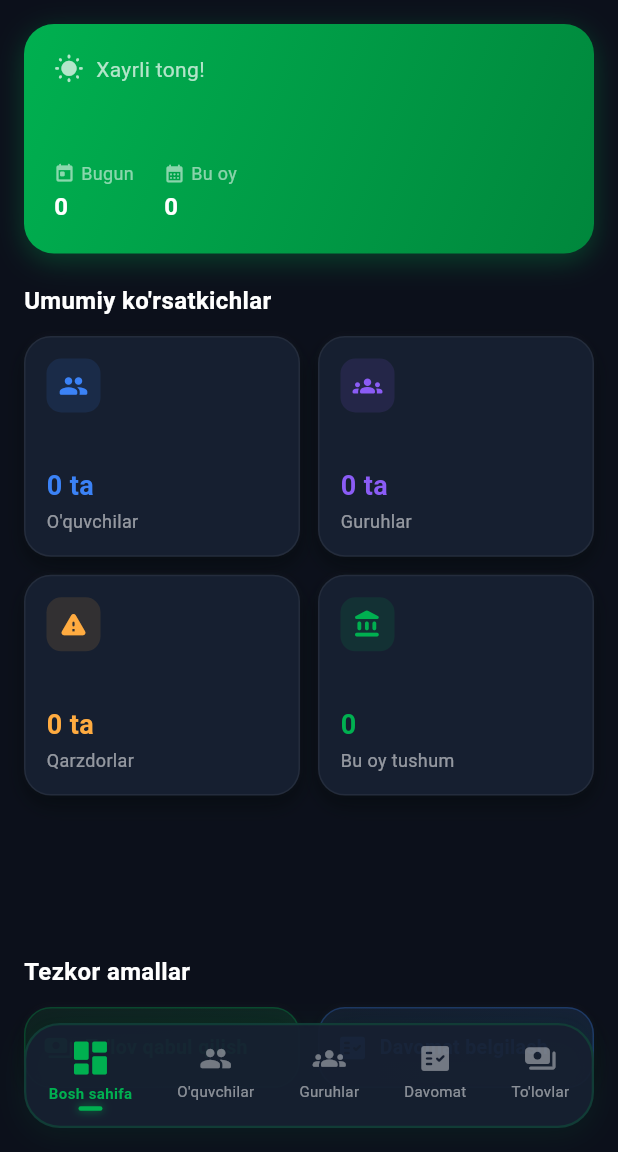
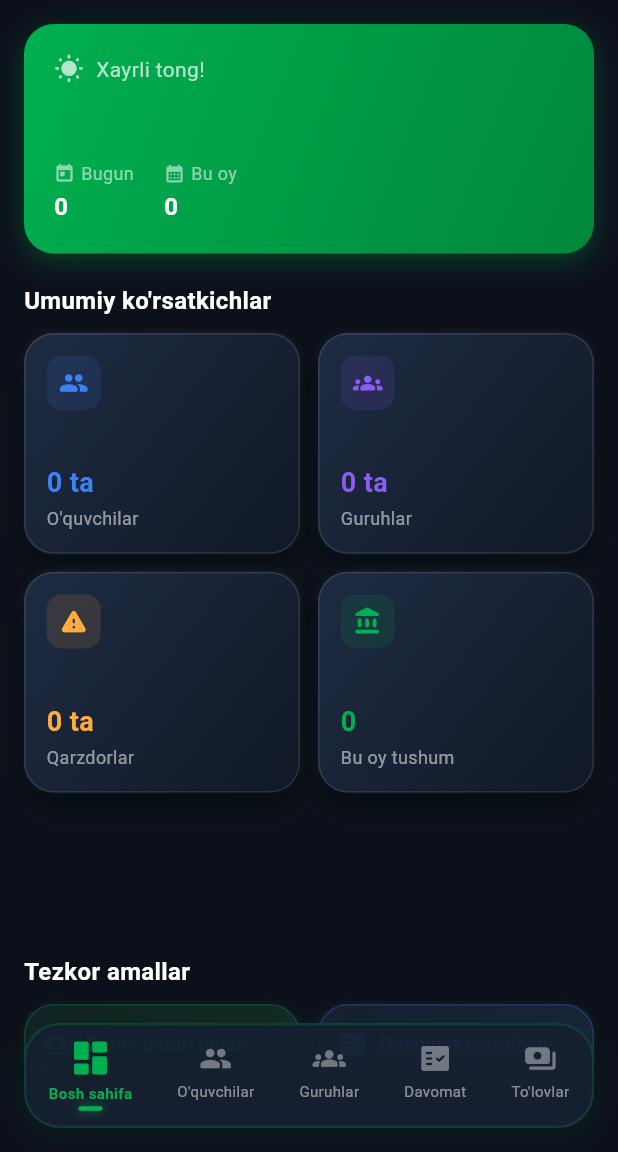
Before and after one commit to KinsfordGamer/ITPark-ipa, a Flutter app: the AdminShell screen opened directly with empty values, on a phone screen of 412 x 824 dp, the part 84-1236 px from its top. Run offline on Flutter 3.47's test engine with Material 3 defaults, Android fonts, the light colour scheme and no system bars; our stand-ins replace file_picker, flutter_local_notifications, open_file, shared_preferences; accounts and stored records are empty; network calls fail.

Commit message:
design: upgrade ThreeDContainer for enhanced premium 2.5D visual effects, layered drop shadows, and brand glow

```diff
--- a/lib/main.dart
+++ b/lib/main.dart
@@ -67,47 +67,67 @@ class _ThreeDContainerState extends State<ThreeDContainer> {
     final isDark = Theme.of(context).brightness == Brightness.dark;
 
     final defaultBorder = Border.all(
-      color: isDark ? Colors.white.withOpacity(0.06) : Colors.black.withOpacity(0.04),
-      width: 1.0,
+      color: isDark ? Colors.white.withOpacity(0.10) : Colors.black.withOpacity(0.05),
+      width: 1.1,
     );
 
     final resolvedBorder = widget.border ?? defaultBorder;
-    final rRadius = widget.borderRadius ?? BorderRadius.circular(18);
-    final double depth = _isPressed ? 1.0 : 6.0;
+    final rRadius = widget.borderRadius ?? BorderRadius.circular(20);
+    final double depth = _isPressed ? 1.5 : 8.0;
 
     final List<BoxShadow> shadows = [
+      // Deep 2.5D drop shadow
       BoxShadow(
-        color: isDark ? Colors.black.withOpacity(0.4) : Colors.grey.withOpacity(0.12),
+        color: isDark ? Colors.black.withOpacity(0.55) : Colors.grey.withOpacity(0.18),
         offset: Offset(0, depth),
-        blurRadius: _isPressed ? 3.0 : 10.0,
+        blurRadius: _isPressed ? 4.0 : 16.0,
+        spreadRadius: _isPressed ? 0.0 : -2.0,
       ),
+      // Subtle green brand glow
       BoxShadow(
-        color: isDark ? const Color(0xFF00B050).withOpacity(0.02) : const Color(0xFF00B050).withOpacity(0.01),
-        offset: Offset(0, depth * 1.2),
-        blurRadius: _isPressed ? 6.0 : 16.0,
-        spreadRadius: -1,
+        color: const Color(0xFF00B050).withOpacity(isDark ? 0.04 : 0.02),
+        offset: Offset(0, depth * 1.5),
+        blurRadius: _isPressed ? 8.0 : 24.0,
+        spreadRadius: -4,
       ),
+      // Highlight reflection shadow
       if (!_isPressed)
         BoxShadow(
-          color: isDark ? Colors.white.withOpacity(0.02) : Colors.white.withOpacity(0.6),
-          offset: const Offset(0, -1),
-          blurRadius: 2.0,
+          color: isDark ? Colors.white.withOpacity(0.03) : Colors.white.withOpacity(0.85),
+          offset: const Offset(0, -1.5),
+          blurRadius: 3.0,
+          spreadRadius: 0.5,
         ),
     ];
 
-    final defaultColor = isDark ? const Color(0xFF161F30) : Colors.white;
-    final finalBgColor = widget.gradientColors == null ? (widget.color ?? defaultColor) : null;
+    // Premium 2.5D glassmorphic background gradient
+    final defaultGradient = isDark
+        ? const LinearGradient(
+            colors: [Color(0xFF1E2B42), Color(0xFF111927)],
+            begin: Alignment.topLeft,
+            end: Alignment.bottomRight,
+          )
+        : const LinearGradient(
+            colors: [Colors.white, Color(0xFFF7F9FC)],
+            begin: Alignment.topLeft,
+            end: Alignment.bottomRight,
+          );
+
     final finalGradient = widget.gradientColors != null
-      ? LinearGradient(
-          colors: widget.gradientColors!,
-          begin: Alignment.topLeft,
-          end: Alignment.bottomRight,
-        )
-      : null;
+        ? LinearGradient(
+            colors: widget.gradientColors!,
+            begin: Alignment.topLeft,
+            end: Alignment.bottomRight,
+          )
+        : (widget.color != null ? null : defaultGradient);
+
+    final finalBgColor = widget.gradientColors == null && finalGradient == null
+        ? (widget.color ?? (isDark ? const Color(0xFF161F30) : Colors.white))
+        : null;
 
     Widget cardContent = AnimatedContainer(
-      duration: const Duration(milliseconds: 100),
-      curve: Curves.easeOut,
+      duration: const Duration(milliseconds: 120),
+      curve: Curves.easeOutCubic,
       height: widget.height,
       width: widget.width,
       padding: widget.padding,
@@ -120,8 +140,8 @@ class _ThreeDContainerState extends State<ThreeDContainer> {
         boxShadow: shadows,
       ),
       transform: Matrix4.identity()
-        ..scale(_isPressed ? 0.98 : 1.0)
-        ..translate(0.0, _isPressed ? depth * 0.4 : 0.0),
+        ..scale(_isPressed ? 0.97 : 1.0)
+        ..translate(0.0, _isPressed ? depth * 0.55 : -2.0), // Raise card slightly when resting
       child: widget.child,
     );
 
```
